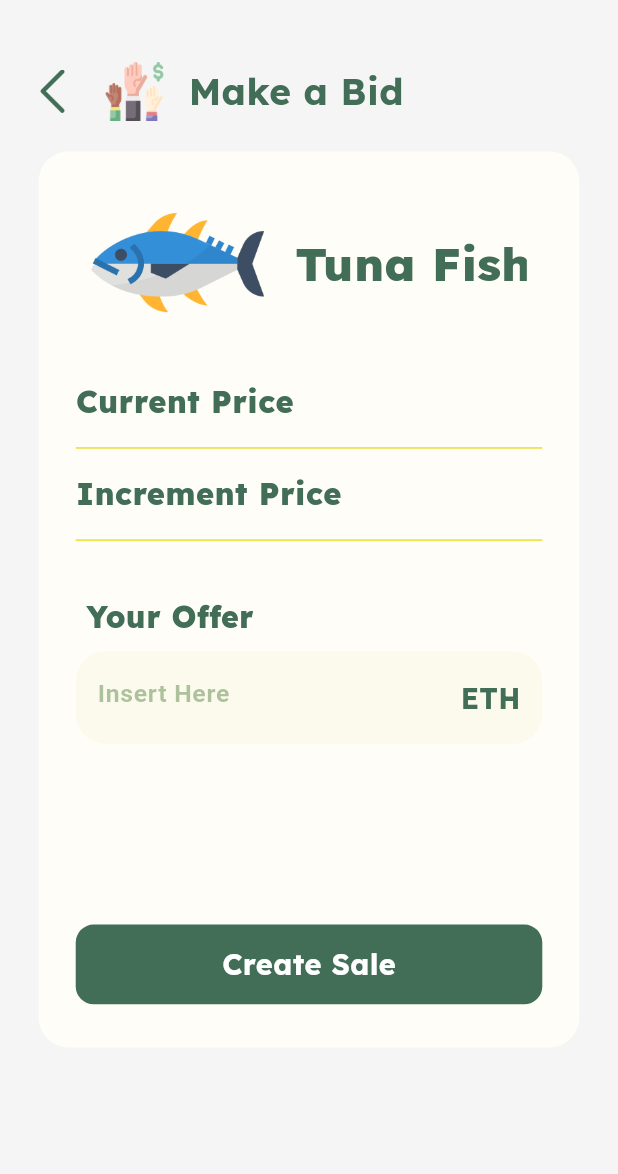
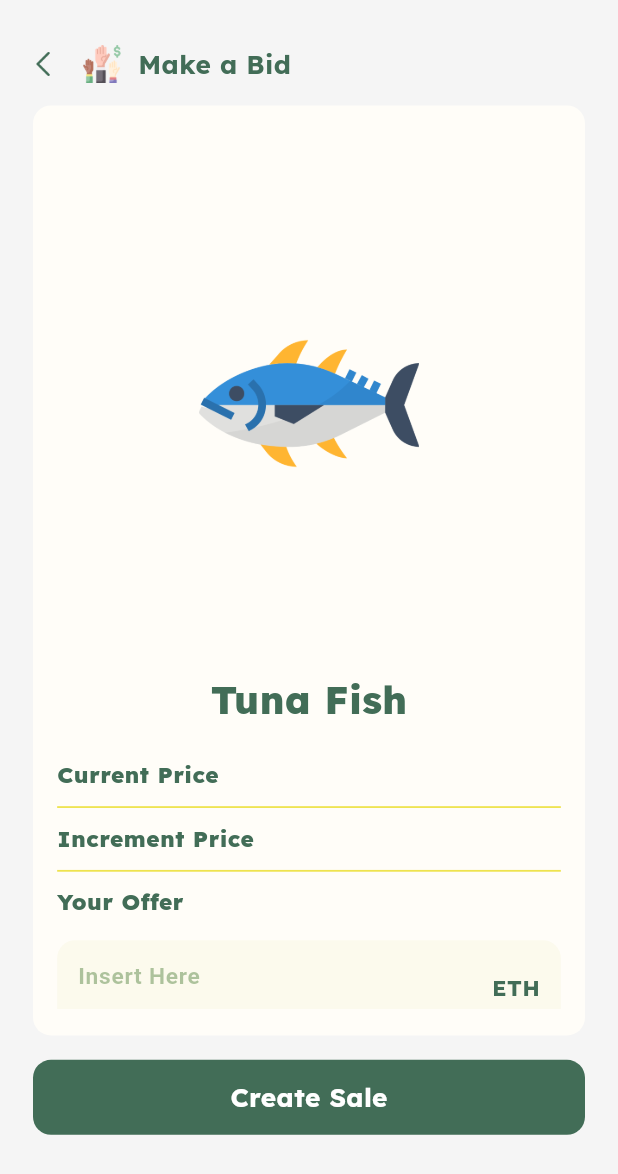
Before and after one commit to winnaldo/Coral, a Flutter app: the MakeABid screen opened directly with empty values, on a phone screen of 412 x 824 dp. Shown: the top 1174 px of the screen. Run offline on Flutter 3.47's test engine with Material 3 defaults, Android fonts, the phone set to English and light mode, and no system bars; our stand-ins replace google_fonts.

Commit message:
sizing 3

```diff
--- a/lib/main.dart
+++ b/lib/main.dart
@@ -1,6 +1,3 @@
-// ignore_for_file: prefer_const_constructors
-
-import 'package:coral_ui/pages/login.dart';
 import 'package:coral_ui/pages/splash_screen.dart';
 import 'package:coral_ui/utils/sizing.dart';
 import 'package:flutter/material.dart';
@@ -20,7 +17,7 @@ class MyApp extends StatelessWidget {
     return MediaQuery.withClampedTextScaling(
       minScaleFactor: 0.95,
       maxScaleFactor: 1.015,
-      child: MaterialApp(
+      child: const MaterialApp(
         debugShowCheckedModeBanner: false,
         home: Splash_Screen(),
       ),
--- a/lib/pages/make_a_bid.dart
+++ b/lib/pages/make_a_bid.dart
@@ -2,6 +2,7 @@
 
 import 'package:coral_ui/pages/navigation.dart';
 import 'package:coral_ui/pages/notifications/success_bid.dart';
+import 'package:coral_ui/utils/sizing.dart';
 import 'package:flutter/material.dart';
 import 'package:google_fonts/google_fonts.dart';
 
@@ -39,51 +40,47 @@ class _MakeABidState extends State<MakeABid> {
 
   @override
   Widget build(BuildContext context) {
-    Size size = MediaQuery.of(context).size;
-
-    // screen dimensions
-    bool isMobile = size.width <= 768;
-    bool isTablet = size.width > 768 && size.width <= 992;
-    bool isDesktop = size.width >= 992;
-
     return Scaffold(
       resizeToAvoidBottomInset: false,
       backgroundColor: Colors.grey[100],
       body: SafeArea(
         child: Padding(
           padding: EdgeInsets.only(
-            top: size.height * 0.05,
-            right: size.width * 0.05,
-            left: size.width * 0.05,
-            bottom: size.width * 0.05,
+            top: 24.h,
+            right: 12.w,
+            left: 12.w,
+            bottom: 18.h,
           ),
           child: Column(
             children: [
               Row(
                 children: [
+                  SizedBox(
+                    width: 6.w,
+                  ),
                   Image(
-                    height: size.width * 0.07,
-                    width: size.width * 0.07,
+                    height: 14.w,
+                    width: 14.w,
                     image: AssetImage('lib/imgs/back.png'),
                     color: Color.fromARGB(255, 66, 109, 87),
                   ),
                   SizedBox(
-                    width: size.width * 0.05,
+                    width: 16.w,
                   ),
                   Image(
-                    height: size.width * 0.095,
-                    width: size.width * 0.095,
+                    height: 22.w,
+                    width: 22.w,
                     image: AssetImage('lib/imgs/bid.png'),
                   ),
                   SizedBox(
-                    width: size.width * 0.04,
+                    width: 10.w,
                   ),
                   Text(
                     "Make a Bid",
                     style: GoogleFonts.lexend(
                       textStyle: TextStyle(
                         color: Color.fromARGB(255, 66, 109, 87),
-                        fontSize: size.height * 0.03,
+                        fontSize: 15.fs,
                         fontWeight: FontWeight.w700,
                       ),
                     ),
@@ -91,39 +88,47 @@ class _MakeABidState extends State<MakeABid> {
                 ],
               ),
               SizedBox(
-                height: size.height * 0.025,
+                height: 12.h,
               ),
               Container(
-                height: size.height * 0.725,
-                width: size.width * 0.875,
+                height: 496.h,
+                width: 320.w,
                 decoration: BoxDecoration(
                   color: Color.fromARGB(255, 255, 253, 248),
                   borderRadius: BorderRadius.all(
-                    Radius.circular(20),
+                    Radius.circular(12),
                   ),
                 ),
                 child: Padding(
                   padding: EdgeInsets.only(
-                    top: size.height * 0.02,
-                    right: size.width * 0.06,
-                    left: size.width * 0.06,
-                    bottom: size.height * 0.035,
+                    top: 16.h,
+                    right: 14.w,
+                    left: 14.w,
+                    bottom: 14.h,
                   ),
-                  child: Column(
-                    mainAxisAlignment: MainAxisAlignment.spaceBetween,
+                  child: ListView(
+                    physics: BouncingScrollPhysics(),
                     children: [
                       Column(
                         children: [
-                          Row(
-                            mainAxisAlignment: MainAxisAlignment.spaceAround,
-                            children: [
-                              Image(
-                                height: size.width * 0.28,
-                                width: size.width * 0.28,
+                          Container(
+                            height: 286.h,
+                            width: 286.w,
+                            decoration: BoxDecoration(
+                              borderRadius: BorderRadius.all(
+                                Radius.circular(12),
+                              ),
+                            ),
+                            child: Center(
+                              child: Image(
+                                height: 128.w,
+                                width: 128.w,
                                 image: AssetImage('lib/imgs/tuna.png'),
                               ),
+                            ),
+                          ),
                           SizedBox(
-                                width: size.width * 0.375,
+                            width: 286.w,
                             child: Center(
                               child: SingleChildScrollView(
                                 reverse: false,
@@ -134,9 +139,8 @@ class _MakeABidState extends State<MakeABid> {
                                   'Tuna Fish',
                                   style: GoogleFonts.lexend(
                                     textStyle: TextStyle(
-                                          color:
-                                              Color.fromARGB(255, 66, 109, 87),
-                                          fontSize: size.height * 0.0375,
+                                      color: Color.fromARGB(255, 66, 109, 87),
+                                      fontSize: 22.fs,
                                       fontWeight: FontWeight.w800,
                                     ),
                                   ),
@@ -147,27 +151,28 @@ class _MakeABidState extends State<MakeABid> {
                         ],
                       ),
                       SizedBox(
-                            height: size.height * 0.025,
+                        height: 16.h,
                       ),
                       Row(
                         mainAxisAlignment: MainAxisAlignment.spaceBetween,
                         children: [
                           Padding(
                             padding: EdgeInsets.only(
-                                    bottom: size.height * 0.005),
+                              bottom: 1.h,
+                            ),
                             child: Text(
                               'Current Price',
                               style: GoogleFonts.lexend(
                                 textStyle: TextStyle(
                                   color: Color.fromARGB(255, 66, 109, 87),
-                                      fontSize: size.height * 0.025,
+                                  fontSize: 13.fs,
                                   fontWeight: FontWeight.w800,
                                 ),
                               ),
                             ),
                           ),
                           SizedBox(
-                                width: size.width * 0.3,
+                            width: 128.w,
                             child: SingleChildScrollView(
                               reverse: true,
                               clipBehavior: Clip.antiAlias,
@@ -178,7 +183,7 @@ class _MakeABidState extends State<MakeABid> {
                                 style: GoogleFonts.lexend(
                                   textStyle: TextStyle(
                                     color: Color.fromARGB(255, 66, 109, 87),
-                                        fontSize: size.height * 0.022,
+                                    fontSize: 13.fs,
                                     fontWeight: FontWeight.w800,
                                   ),
                                 ),
@@ -188,34 +193,35 @@ class _MakeABidState extends State<MakeABid> {
                         ],
                       ),
                       SizedBox(
-                            height: size.height * 0.005,
+                        height: 1.h,
                       ),
                       Divider(
                         thickness: 1.2,
                         color: Color.fromARGB(255, 238, 227, 79),
                       ),
                       SizedBox(
-                            height: size.height * 0.01,
+                        height: 1.h,
                       ),
                       Row(
                         mainAxisAlignment: MainAxisAlignment.spaceBetween,
                         children: [
                           Padding(
                             padding: EdgeInsets.only(
-                                    bottom: size.height * 0.005),
+                              bottom: 1.h,
+                            ),
                             child: Text(
                               'Increment Price',
                               style: GoogleFonts.lexend(
                                 textStyle: TextStyle(
                                   color: Color.fromARGB(255, 66, 109, 87),
-                                      fontSize: size.height * 0.025,
+                                  fontSize: 13.fs,
                                   fontWeight: FontWeight.w800,
                                 ),
                               ),
                             ),
                           ),
                           SizedBox(
-                                width: size.width * 0.3,
+                            width: 128.w,
                             child: SingleChildScrollView(
                               reverse: true,
                               clipBehavior: Clip.antiAlias,
@@ -226,7 +232,7 @@ class _MakeABidState extends State<MakeABid> {
                                 style: GoogleFonts.lexend(
                                   textStyle: TextStyle(
                                     color: Color.fromARGB(255, 66, 109, 87),
-                                        fontSize: size.height * 0.022,
+                                    fontSize: 13.fs,
                                     fontWeight: FontWeight.w800,
                                   ),
                                 ),
@@ -236,56 +242,53 @@ class _MakeABidState extends State<MakeABid> {
                         ],
                       ),
                       SizedBox(
-                            height: size.height * 0.005,
+                        height: 1.h,
                       ),
                       Divider(
                         thickness: 1.2,
                         color: Color.fromARGB(255, 238, 227, 79),
                       ),
                       SizedBox(
-                            height: size.height * 0.035,
+                        height: 1.h,
                       ),
                       Column(
                         crossAxisAlignment: CrossAxisAlignment.start,
                         children: [
                           Text(
-                                " Your Offer",
+                            "Your Offer",
                             style: GoogleFonts.lexend(
                               textStyle: TextStyle(
                                 color: Color.fromARGB(255, 66, 109, 87),
-                                    fontSize: size.height * 0.0245,
+                                fontSize: 13.fs,
                                 fontWeight: FontWeight.w800,
                               ),
                             ),
                           ),
                           SizedBox(
-                                height: size.height * 0.01,
+                            height: 12.h,
                           ),
                           Container(
-                                height: size.height * 0.075,
-                                width: size.width * 1,
+                            height: 50.h,
+                            width: 320.w,
                             decoration: BoxDecoration(
                               color: Color.fromARGB(255, 252, 250, 237),
                               borderRadius: BorderRadius.all(
-                                    Radius.circular(20),
+                                Radius.circular(12),
                               ),
                             ),
                             child: Padding(
                               padding: EdgeInsets.symmetric(
-                                      vertical: size.height * 0.01,
-                                      horizontal: size.width * 0.035),
+                                vertical: 6.h,
+                                horizontal: 12.w,
+                              ),
                               child: Row(
                                 mainAxisAlignment:
                                     MainAxisAlignment.spaceBetween,
-                                    crossAxisAlignment:
-                                        CrossAxisAlignment.center,
+                                crossAxisAlignment: CrossAxisAlignment.center,
                                 children: [
-                                      Padding(
-                                        padding: EdgeInsets.only(
-                                            top: size.height * 0.0045),
-                                        child: SizedBox(
-                                          height: size.height * 0.055,
-                                          width: size.width * 0.475,
+                                  SizedBox(
+                                    height: 50.h,
+                                    width: 220.w,
                                     child: TextField(
                                       keyboardType: TextInputType.number,
                                       cursorColor:
@@ -295,11 +298,9 @@ class _MakeABidState extends State<MakeABid> {
                                         border: InputBorder.none,
                                         hintText: 'Insert Here',
                                         hintStyle: TextStyle(
-                                                fontSize: size.height * 0.02,
+                                          fontSize: 13.fs,
                                           fontWeight: FontWeight.w600,
-                                                color: Color.fromARGB(
-                                                    92, 34, 96, 12),
-                                              ),
+                                          color: Color.fromARGB(92, 34, 96, 12),
                                         ),
                                       ),
                                     ),
@@ -308,9 +309,8 @@ class _MakeABidState extends State<MakeABid> {
                                     "ETH",
                                     style: GoogleFonts.lexend(
                                       textStyle: TextStyle(
-                                            color: Color.fromARGB(
-                                                255, 66, 109, 87),
-                                            fontSize: size.height * 0.023,
+                                        color: Color.fromARGB(255, 66, 109, 87),
+                                        fontSize: 13.fs,
                                         fontWeight: FontWeight.w700,
                                       ),
                                     ),
@@ -321,15 +321,23 @@ class _MakeABidState extends State<MakeABid> {
                           ),
                         ],
                       ),
+                      SizedBox(
+                        height: 12.h,
+                      ),
                     ],
+                  ),
+                ),
+              ),
+              SizedBox(
+                height: 13.h,
               ),
               GestureDetector(
                 onTap: () {
                   _isLoading ? null : _onSubmit();
                 },
                 child: Container(
-                          height: size.height * 0.0645,
-                          width: size.width * 0.875,
+                  height: 40.h,
+                  width: 320.w,
                   decoration: BoxDecoration(
                     color: Color.fromARGB(255, 66, 109, 87),
                     borderRadius: BorderRadius.circular(12),
@@ -337,8 +345,8 @@ class _MakeABidState extends State<MakeABid> {
                   child: Center(
                     child: _isLoading
                         ? Container(
-                                    width: 24,
-                                    height: 24,
+                            width: 21.w,
+                            height: 21.w,
                             padding: const EdgeInsets.all(2.0),
                             child: const CircularProgressIndicator(
                               color: Colors.white,
@@ -350,7 +358,7 @@ class _MakeABidState extends State<MakeABid> {
                             style: GoogleFonts.lexend(
                               textStyle: TextStyle(
                                 color: Colors.white,
-                                        fontSize: size.height * 0.0235,
+                                fontSize: 15.fs,
                                 fontWeight: FontWeight.w700,
                               ),
                             ),
@@ -362,10 +370,6 @@ class _MakeABidState extends State<MakeABid> {
           ),
         ),
       ),
-            ],
-          ),
-        ),
-      ),
     );
   }
 }
--- a/lib/pages/profile_page.dart
+++ b/lib/pages/profile_page.dart
@@ -15,7 +15,6 @@ class ProfilePage extends StatefulWidget {
 class _ProfilePageState extends State<ProfilePage> {
   @override
   Widget build(BuildContext context) {
-    Size size = MediaQuery.of(context).size;
     return Scaffold(
       backgroundColor: Colors.grey[100],
       body: SafeArea(
```
Also changed, not shown: lib/pages/close_auction.dart (+89 -74 lines), lib/pages/notifications/success_bid.dart (+35 -35 lines), lib/pages/notifications/success_close.dart (+52 -52 lines), lib/pages/notifications/success_nft.dart (+23 -26 lines), lib/pages/notifications/success_sale.dart (+35 -35 lines). Lines whose indentation alone changed are shown as unchanged.
